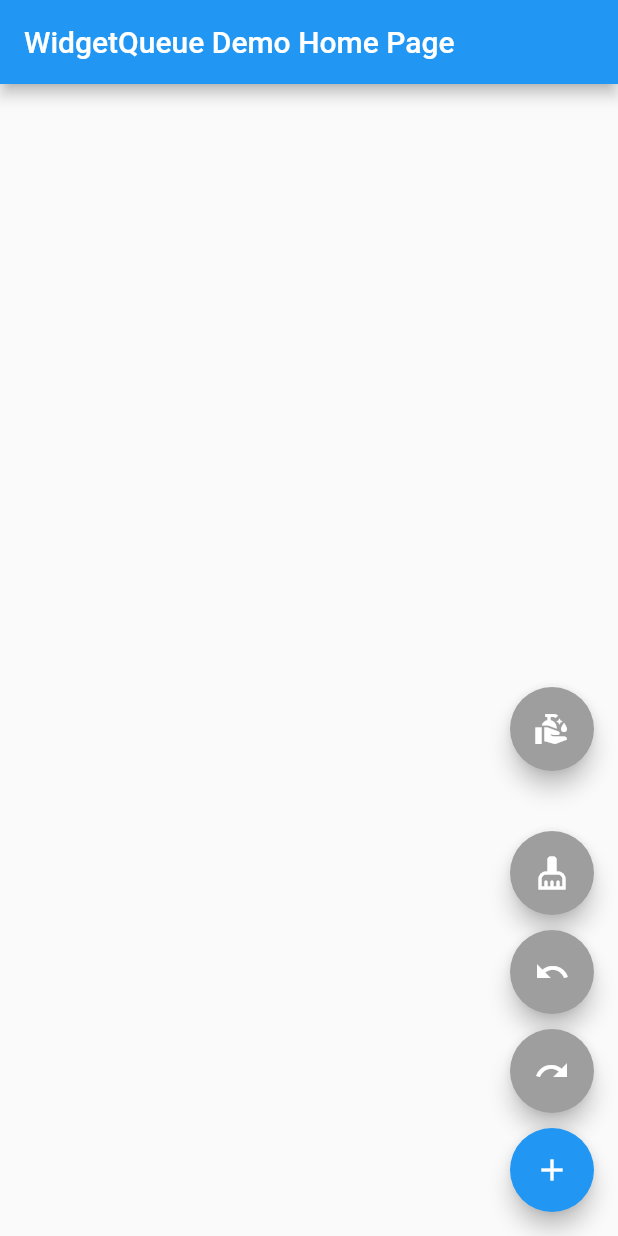
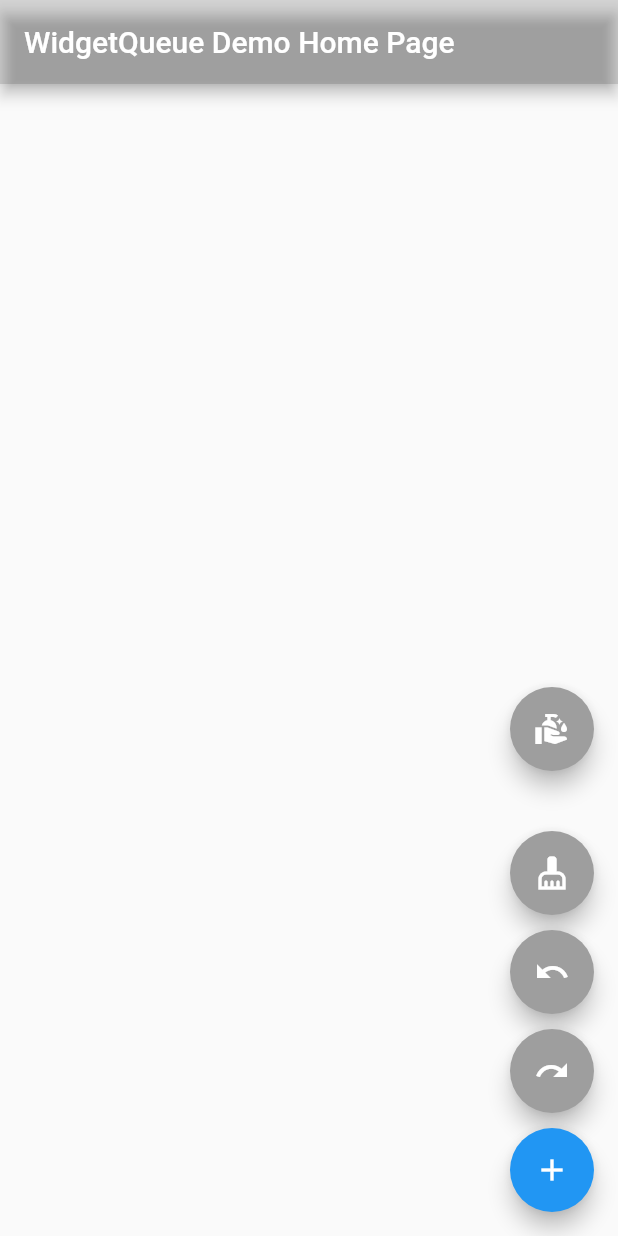
Before and after one commit to marykravets/widgetqueue, a Flutter app: the screen it shows after launch, on a phone screen of 412 x 824 dp. Run offline on Flutter 3.47's test engine with Material 2 defaults, Android fonts, the phone set to English and light mode, and no system bars.

Commit message:
app bar improvement

```diff
--- a/lib/HomePage.dart
+++ b/lib/HomePage.dart
@@ -17,11 +17,15 @@ class HomePageState extends State<HomePage> with BaseUiMixin {
   @override
   Widget build(BuildContext context) {
     final ListViewHelper helper = new ListViewHelper(this);
-    final appBar = AppBar(title: Text(widget.title!));
+    final appBar = AppBar(
+        title: Text(widget.title!),
+        backgroundColor: Colors.black12,
+    );
     final btnSpacing = SizedBox(height: 10);
     final btn4Spacing = SizedBox(height: 40);
 
     return Scaffold(
+      extendBodyBehindAppBar: true,
       appBar: appBar,
       body: Center(
         child: buildReorderableListView(helper),
```
